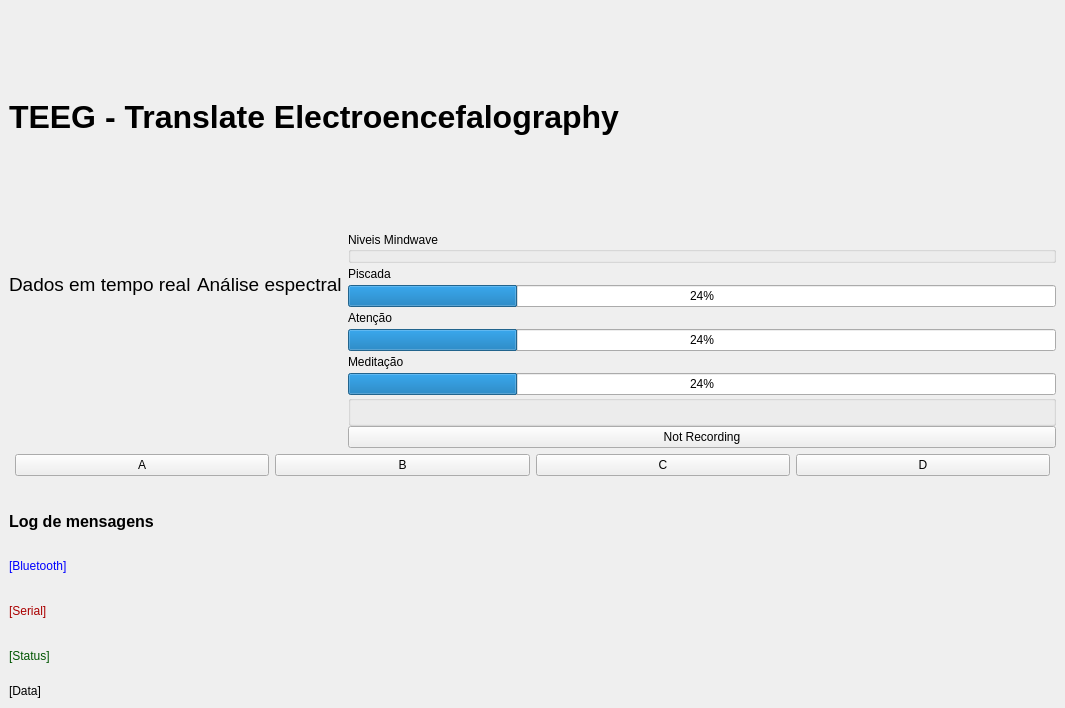
The window that app/gui.ui (ITA-ftuyama/TG) describes before a commit, drawn with Qt 5.
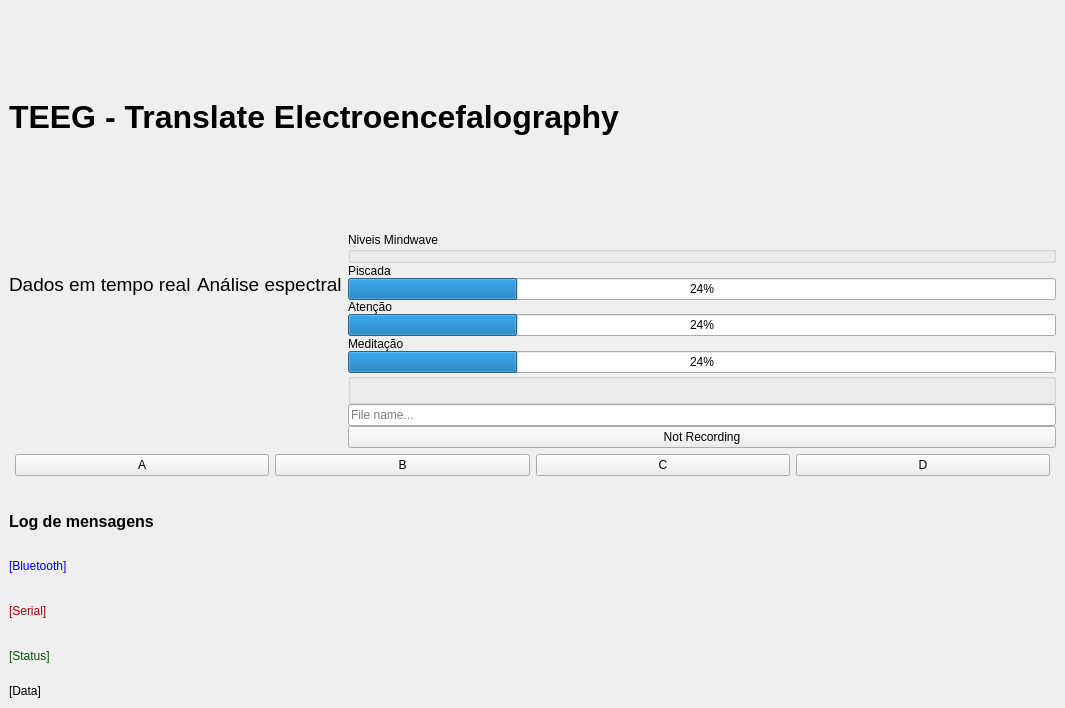
The same window after the commit. Custom widgets are drawn as their Qt base class.

Diff of the .ui file:
```diff
--- a/app/gui.ui
+++ b/app/gui.ui
@@ -72,7 +72,7 @@
        </layout>
       </item>
       <item>
-       <layout class="QVBoxLayout" name="verticalLayout_6" stretch="0,0,0,0,0,0,0,0,0">
+       <layout class="QVBoxLayout" name="verticalLayout_6" stretch="0,0,0,0,0,0,0,0,0,0">
         <property name="spacing">
          <number>0</number>
         </property>
@@ -135,6 +135,22 @@
           </property>
          </widget>
         </item>
+        <item>
+         <widget class="QLineEdit" name="lineEdit">
+          <property name="inputMask">
+           <string/>
+          </property>
+          <property name="text">
+           <string/>
+          </property>
+          <property name="readOnly">
+           <bool>false</bool>
+          </property>
+          <property name="placeholderText">
+           <string>File name...</string>
+          </property>
+         </widget>
+        </item>
         <item>
          <widget class="QPushButton" name="pushButton">
           <property name="text">
```
Left out of the diff: 7 changed lines with no effect on the pictures.
